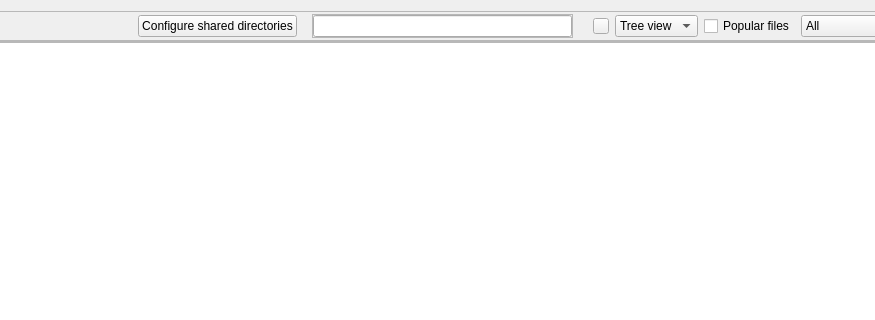
Old version of the form retroshare-gui/src/gui/FileTransfer/SharedFilesDialog.ui in the repository RetroShare/RetroShare; both pictures show x 238 to 1113 and y 0 to 320 of the 1407 by 402 pixel window.
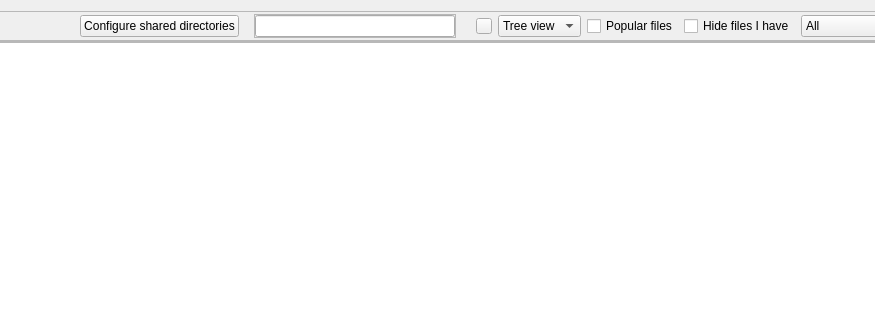
New version of the form. Icons and pictures are not drawn. Custom widgets are drawn as their Qt base class.

Commit message: gui: add "Hide files I have" filter to the friends' file list

What changed in the file:
```diff
--- a/retroshare-gui/src/gui/FileTransfer/SharedFilesDialog.ui
+++ b/retroshare-gui/src/gui/FileTransfer/SharedFilesDialog.ui
@@ -246,6 +246,16 @@
         </property>
        </widget>
       </item>
+      <item>
+       <widget class="QCheckBox" name="hideFilesIHave_CB">
+        <property name="toolTip">
+         <string>Hide files and folders that you already have in your own shares</string>
+        </property>
+        <property name="text">
+         <string>Hide files I have</string>
+        </property>
+       </widget>
+      </item>
       <item>
        <widget class="RSComboBox" name="indicatorCBox">
         <item>
```
The commit also changes 4 other files.
